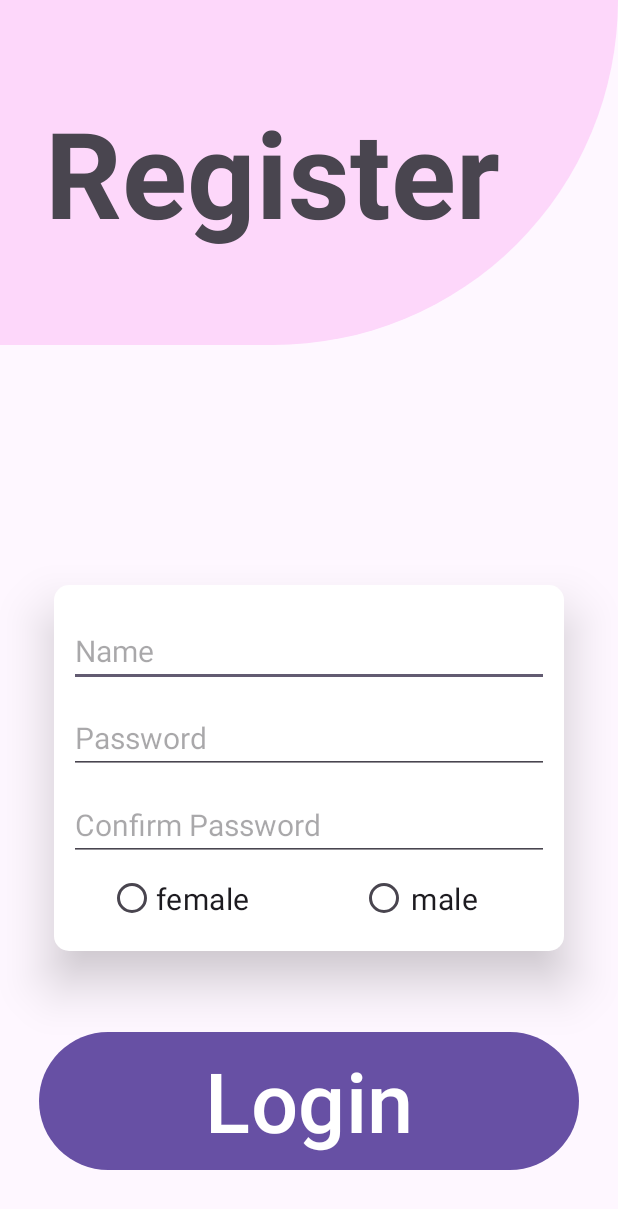
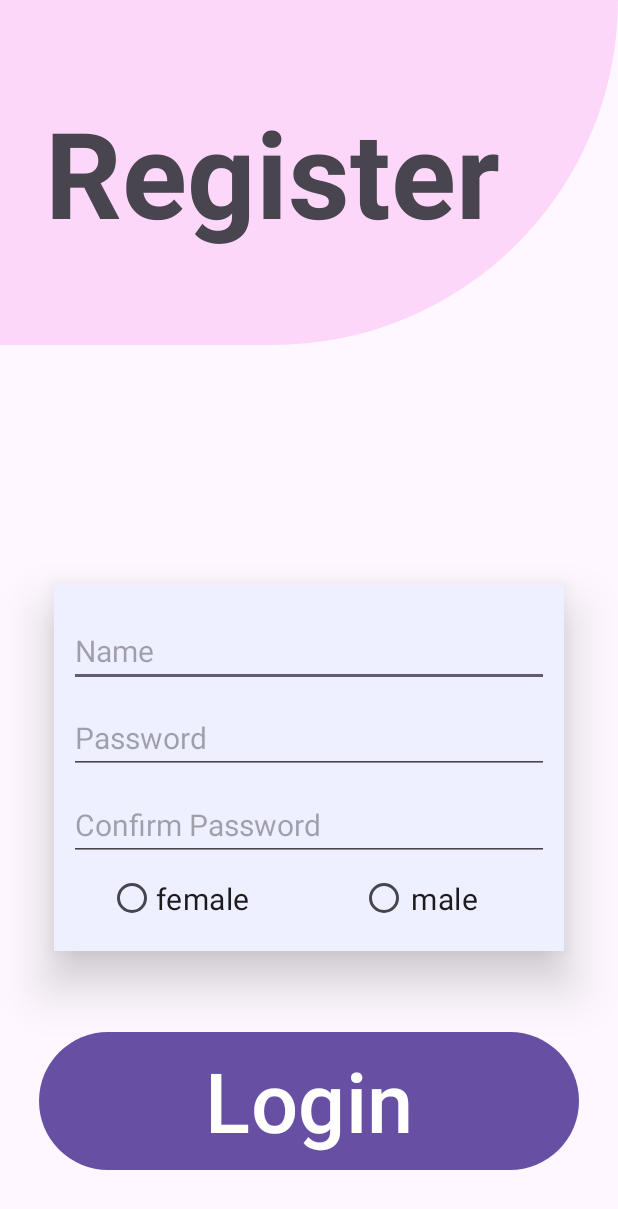
Before and after one commit to NGadit64/login, an Android app: the screen it shows after launch (MainActivity), on a phone screen of 412 x 824 dp. Shown: the top 1209 px of the screen. Run offline under Robolectric (Android 15) with nearby library versions, the phone set to English and light mode, and no system bars.

Commit message:
style [JK] background card

```diff
--- a/app/src/main/res/layout/activity_main.xml
+++ b/app/src/main/res/layout/activity_main.xml
@@ -25,7 +25,7 @@
         android:layout_height="wrap_content"
         android:layout_gravity="center_horizontal"
         android:layout_marginTop="160dp"
-        android:background="@drawable/edittext_bg"
+        android:background="@color/material_dynamic_primary95"
         android:elevation="20dp"
         android:gravity="center"
         android:orientation="vertical"
```
